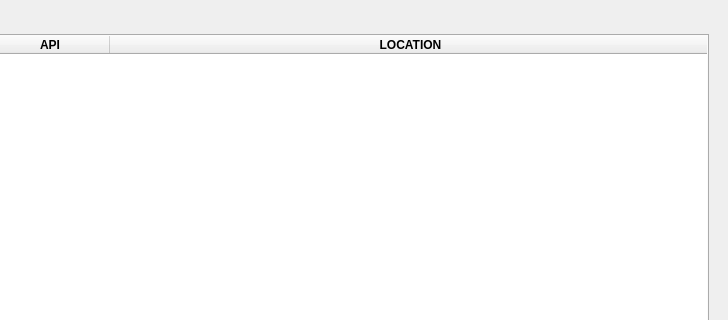
The window that src/ui/main.ui (ddc/ReShadeUtils) describes before a commit, drawn with Qt 5; both pictures show x 272 to 1000 and y 0 to 320 of the 1000 by 700 pixel window.
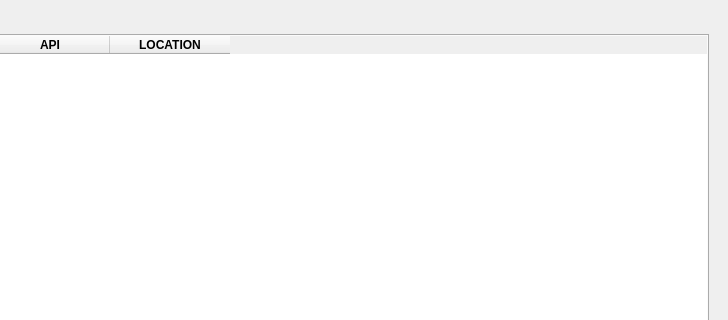
The same window after the commit. Icons and pictures are not drawn.

```diff
--- a/src/ui/main.ui
+++ b/src/ui/main.ui
@@ -199,9 +199,6 @@
      <property name="frameShape">
       <enum>QFrame::NoFrame</enum>
      </property>
-     <property name="sizeAdjustPolicy">
-      <enum>QAbstractScrollArea::AdjustToContents</enum>
-     </property>
      <property name="autoScroll">
       <bool>false</bool>
      </property>
@@ -247,9 +244,6 @@
      <attribute name="horizontalHeaderHighlightSections">
       <bool>false</bool>
      </attribute>
-     <attribute name="horizontalHeaderStretchLastSection">
-      <bool>true</bool>
-     </attribute>
      <attribute name="verticalHeaderVisible">
       <bool>true</bool>
      </attribute>
```
